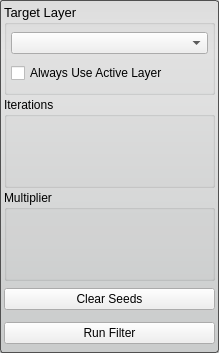
SCIInstitute/Seg3D, file src/Interface/ToolInterface/ConfidenceConnectedFilterInterface.ui: the form before one commit.
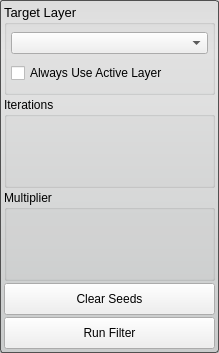
The form after the commit.

```diff
--- a/src/Interface/ToolInterface/ConfidenceConnectedFilterInterface.ui
+++ b/src/Interface/ToolInterface/ConfidenceConnectedFilterInterface.ui
@@ -127,7 +127,7 @@
       <item>
        <widget class="QPushButton" name="clear_seeds_button_">
         <property name="sizePolicy">
-         <sizepolicy hsizetype="Preferred" vsizetype="Fixed">
+         <sizepolicy hsizetype="Preferred" vsizetype="Preferred">
           <horstretch>0</horstretch>
           <verstretch>0</verstretch>
          </sizepolicy>
@@ -164,7 +164,7 @@
       <item>
        <widget class="QPushButton" name="run_button_">
         <property name="sizePolicy">
-         <sizepolicy hsizetype="Preferred" vsizetype="Fixed">
+         <sizepolicy hsizetype="Preferred" vsizetype="Preferred">
           <horstretch>0</horstretch>
           <verstretch>0</verstretch>
          </sizepolicy>
```
Left out of the diff: 9 changed lines with no effect on the pictures.
